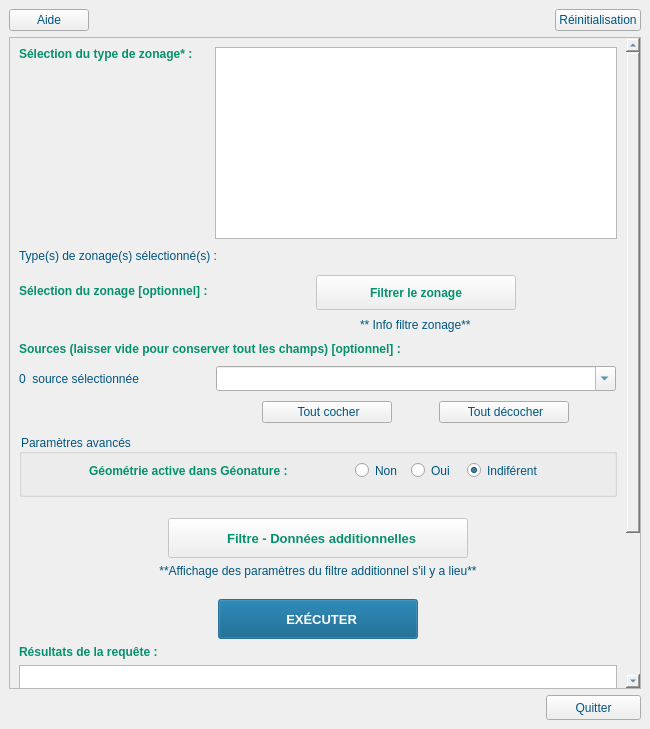
Qt form ui/referentiel_geographique_dock.ui (PnX-SI/GeoNature-GIS) before a commit.
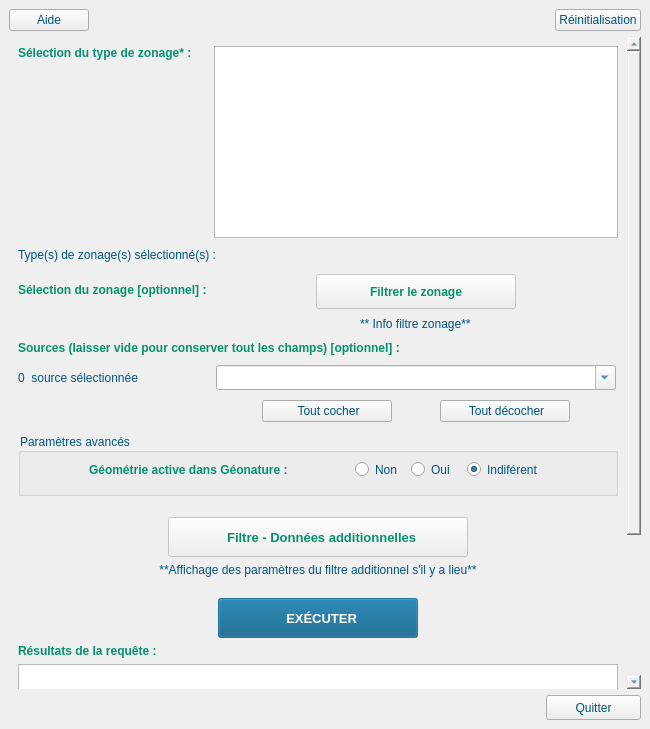
The same form after that commit. Icons and pictures are not drawn. Custom widgets are drawn as their Qt base class.

Commit message: actaivation / déactivation des boutons

```diff
--- a/ui/referentiel_geographique_dock.ui
+++ b/ui/referentiel_geographique_dock.ui
@@ -92,6 +92,15 @@
     </item>
     <item>
      <widget class="QScrollArea" name="scrollArea">
+      <property name="frameShape">
+       <enum>QFrame::NoFrame</enum>
+      </property>
+      <property name="frameShadow">
+       <enum>QFrame::Raised</enum>
+      </property>
+      <property name="lineWidth">
+       <number>0</number>
+      </property>
       <property name="widgetResizable">
        <bool>true</bool>
       </property>
@@ -99,8 +108,8 @@
        <property name="geometry">
         <rect>
          <x>0</x>
-         <y>0</y>
-         <width>613</width>
+         <y>-217</y>
+         <width>615</width>
          <height>840</height>
         </rect>
        </property>
```
The commit also changes 2 other files.
